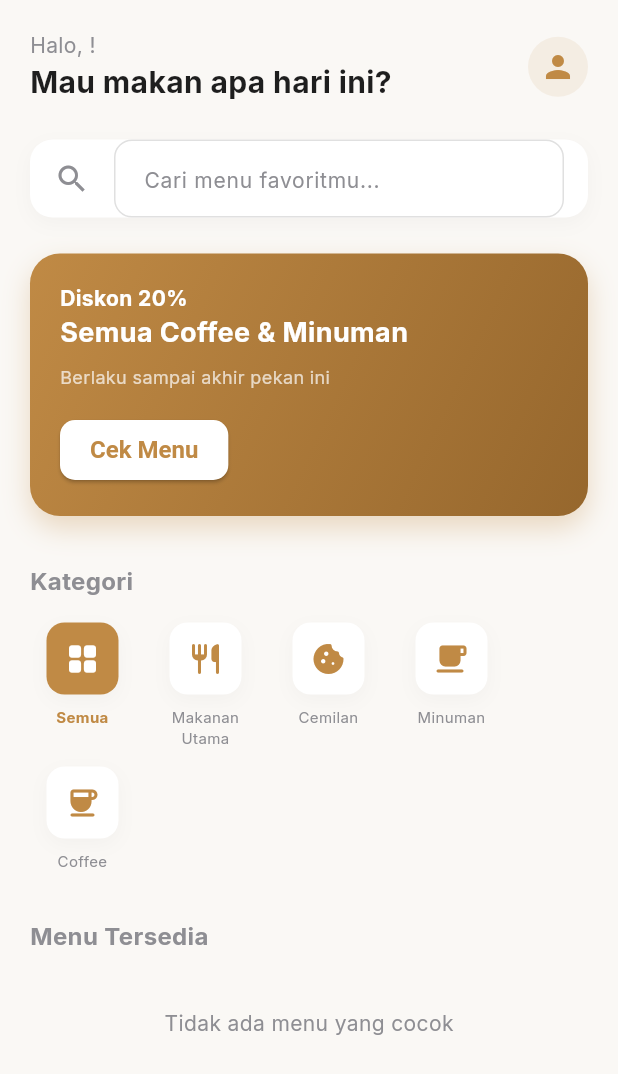
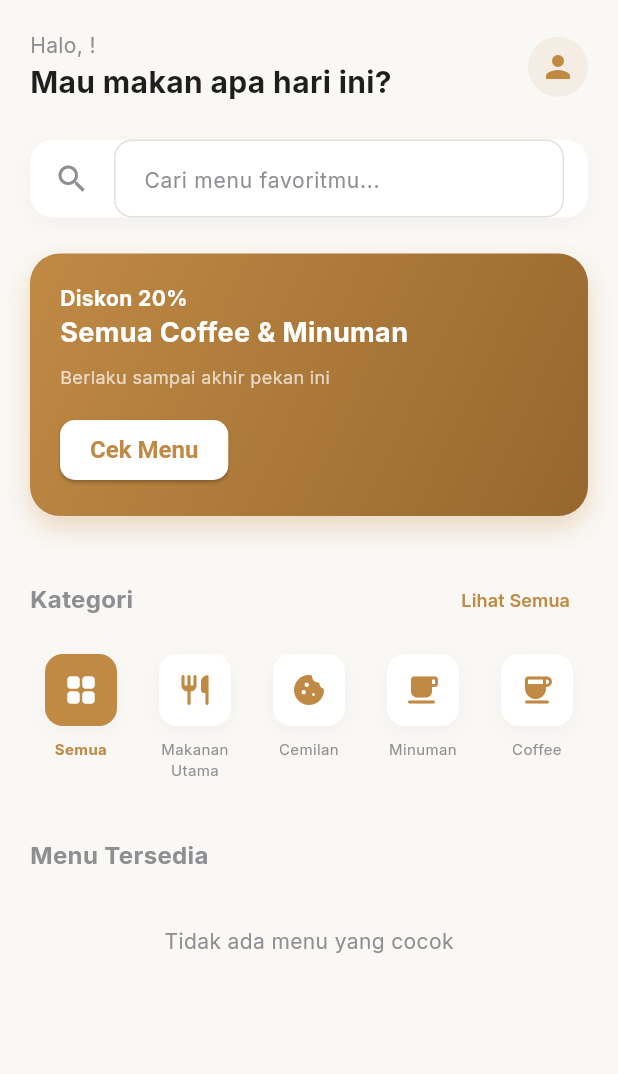
Before and after one commit to Alya-sriananda/NRelazion-Resto-mobile, a Flutter app: the CustomerHomeScreen screen opened directly, on a phone screen of 412 x 824 dp. Shown: the top 1074 px of the screen. Run offline on Flutter 3.47's test engine with Material 3 defaults, Android fonts, the phone set to English and light mode, and no system bars; our stand-ins replace fl_chart, google_fonts, shared_preferences; accounts and stored records are empty; network calls fail.

Commit message:
rapiin layout kategori di home cs

```diff
--- a/lib/screens/customer/customer_home_screen.dart
+++ b/lib/screens/customer/customer_home_screen.dart
@@ -149,18 +149,21 @@ class _CustomerHomeScreenState extends State<CustomerHomeScreen> {
                 const SizedBox(height: 32),
 
                 // Categories
-                const Row(
+                Row(
                   mainAxisAlignment: MainAxisAlignment.spaceBetween,
                   children: [
-                    Text('Kategori', style: TextStyle(fontSize: 16, fontWeight: FontWeight.bold)),
+                    const Text('Kategori', style: TextStyle(fontSize: 16, fontWeight: FontWeight.bold)),
+                    TextButton(onPressed: () {}, child: const Text('Lihat Semua', style: TextStyle(color: AppColors.primary, fontSize: 12))),
                   ],
                 ),
-                const SizedBox(height: 16),
-                // Categories Grid/Wrap to fill screen
-                Wrap(
-                  spacing: 12,
-                  runSpacing: 12,
-                  alignment: WrapAlignment.spaceBetween,
+                const SizedBox(height: 12),
+                GridView.count(
+                  crossAxisCount: 5,
+                  shrinkWrap: true,
+                  physics: const NeverScrollableScrollPhysics(),
+                  crossAxisSpacing: 8,
+                  mainAxisSpacing: 8,
+                  childAspectRatio: 0.75,
                   children: [
                     _buildCategoryItem('Semua', Icons.grid_view_rounded),
                     _buildCategoryItem('Makanan Utama', Icons.restaurant_rounded),
@@ -205,8 +208,6 @@ class _CustomerHomeScreenState extends State<CustomerHomeScreen> {
     final isSelected = _selectedCategory == title;
     return GestureDetector(
       onTap: () => setState(() => _selectedCategory = title),
-      child: SizedBox(
-        width: 70,
       child: Column(
         children: [
           Container(
@@ -229,7 +230,6 @@ class _CustomerHomeScreenState extends State<CustomerHomeScreen> {
             overflow: TextOverflow.ellipsis,
           ),
         ],
-        ),
       ),
     );
   }
```
Lines whose indentation alone changed are shown as unchanged.
